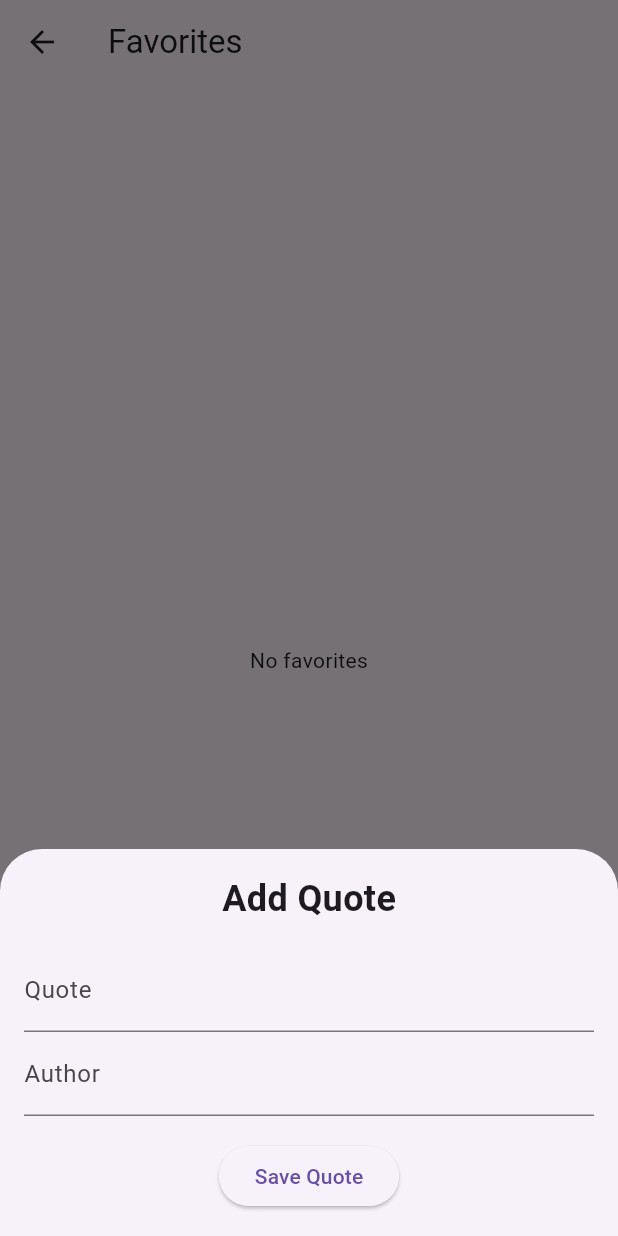
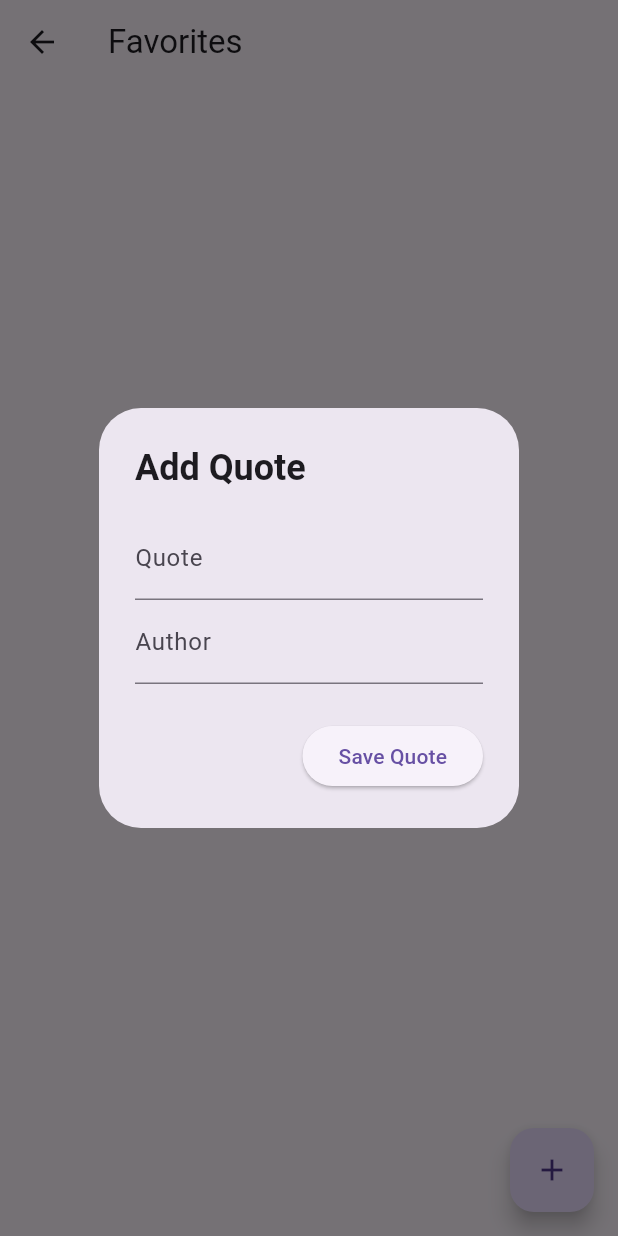
Before and after one commit to NeoEtIchiro/elevate_quote_generator, a Flutter app: the FavoritesScreen screen opened directly, after a tap on the "add" icon, on a phone screen of 412 x 824 dp. Run offline on Flutter 3.47's test engine with Material 3 defaults, Android fonts, the phone set to English and light mode, and no system bars; our stand-ins replace sqflite; accounts and stored records are empty; generated files the repository leaves out were written again; network calls fail.

Commit message:
Maj du style de la popup

```diff
--- a/lib/views/favorites.dart
+++ b/lib/views/favorites.dart
@@ -35,7 +35,7 @@ class _FavoritesScreenState extends State<FavoritesScreen> {
   }
 
   void _openAddQuotePopup({int? id, String? content, String? author}) {
-    showModalBottomSheet(
+    showDialog(
       context: context,
       builder: (context) => QuotePopup(
         onQuoteAdded: _fetchQuotes,
--- a/lib/widgets/quote_popup.dart
+++ b/lib/widgets/quote_popup.dart
@@ -49,17 +49,8 @@ class _QuotePopupState extends State<QuotePopup> {
   Widget build(BuildContext context) {
     final localizations = AppLocalizations.of(context);
 
-    return Padding(
-      padding: EdgeInsets.only(
-        bottom: MediaQuery.of(context).viewInsets.bottom,
-      ),
-      child: SingleChildScrollView(
-        child: Padding(
-          padding: const EdgeInsets.all(16.0),
-          child: Column(
-            mainAxisSize: MainAxisSize.min,
-            children: [
-              Text(
+    return AlertDialog(
+      title: Text(
         widget.quoteId == null
             ? localizations!.addQuoteTitle
             : localizations!.editQuoteTitle,
@@ -68,7 +59,10 @@ class _QuotePopupState extends State<QuotePopup> {
           fontWeight: FontWeight.bold,
         ),
       ),
-              const SizedBox(height: 16.0),
+      content: SingleChildScrollView(
+        child: Column(
+          mainAxisSize: MainAxisSize.min,
+          children: [
             TextField(
               controller: _contentController,
               decoration: InputDecoration(labelText: localizations.quote),
@@ -77,15 +71,15 @@ class _QuotePopupState extends State<QuotePopup> {
               controller: _authorController,
               decoration: InputDecoration(labelText: localizations.author),
             ),
-              const SizedBox(height: 16.0),
+          ],
+        ),
+      ),
+      actions: [
         ElevatedButton(
           onPressed: _addOrUpdateQuote,
           child: Text(localizations.saveQuote),
         ),
       ],
-          ),
-        ),
-      ),
     );
   }
 }
```
Lines whose indentation alone changed are shown as unchanged.
